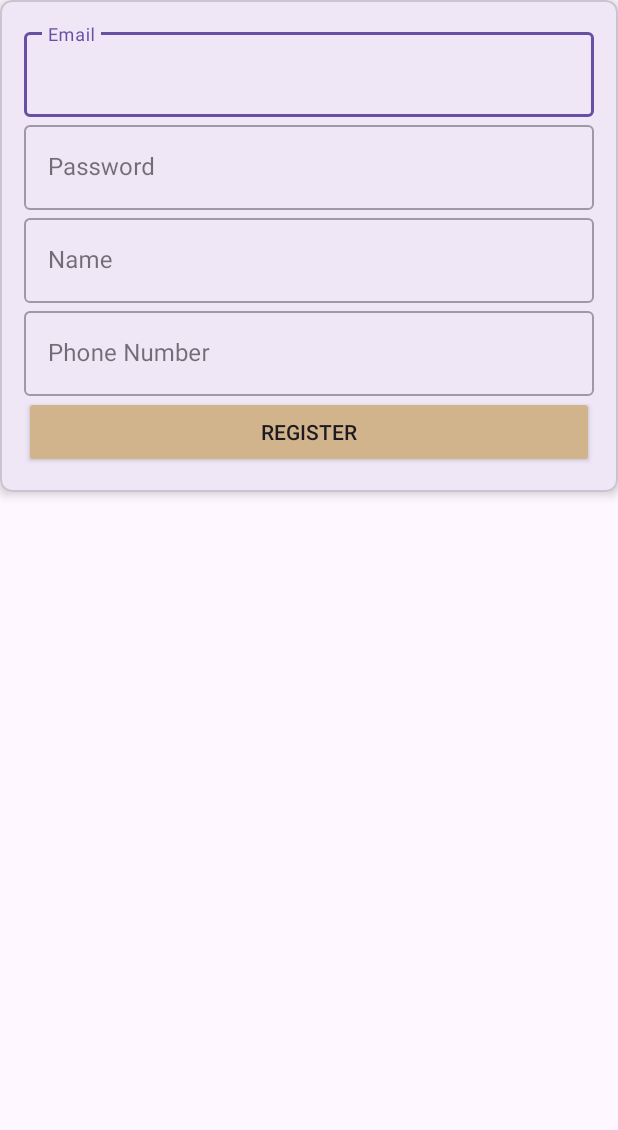
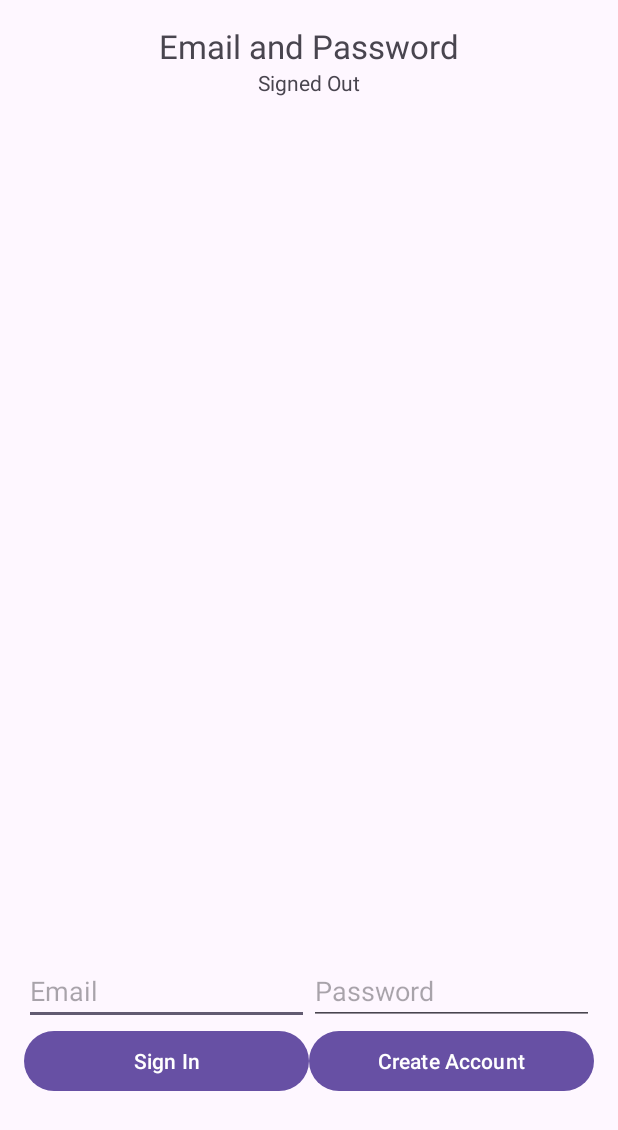
Before and after one commit to PosokhovTimofei/Cartoon_app, an Android app: the screen it shows after launch (MainActivity), on a phone screen of 412 x 824 dp. Shown: the top 1130 px of the screen. Run offline under Robolectric (Android 15) with nearby library versions, the phone set to English and light mode, and no system bars; our stand-ins replace Firebase (no records; nobody signed in at launch, a user with empty details on screens opened directly).

Commit message:
Добвылние регистрации

```diff
--- a/app/src/main/java/com/example/cartoon/MainActivity.java
+++ b/app/src/main/java/com/example/cartoon/MainActivity.java
@@ -1,14 +1,17 @@
 package com.example.cartoon;
 
-import androidx.appcompat.app.AppCompatActivity;
 
 import android.os.Bundle;
+
+import androidx.appcompat.app.AppCompatActivity;
 
 public class MainActivity extends AppCompatActivity {
 
     @Override
     protected void onCreate(Bundle savedInstanceState) {
         super.onCreate(savedInstanceState);
-        setContentView(R.layout.register_window);
+        setContentView(R.layout.activity_main);
+
+
     }
 }
--- /dev/null
+++ b/app/src/main/res/layout/fragment_email_password.xml
@@ -0,0 +1,159 @@
+<LinearLayout xmlns:android="http://schemas.android.com/apk/res/android"
+    xmlns:tools="http://schemas.android.com/tools"
+    xmlns:app="http://schemas.android.com/apk/res-auto"
+    android:id="@+id/main_layout"
+    android:layout_width="match_parent"
+    android:layout_height="match_parent"
+    android:orientation="vertical"
+    android:weightSum="4">
+
+    <ProgressBar
+        android:id="@+id/progressBar"
+        android:indeterminate="true"
+        android:layout_width="match_parent"
+        android:layout_height="wrap_content"
+        android:visibility="invisible"
+        style="?android:attr/progressBarStyleHorizontal"/>
+
+    <LinearLayout
+        android:layout_width="match_parent"
+        android:layout_height="0dp"
+        android:layout_weight="3"
+        android:gravity="center_horizontal"
+        android:orientation="vertical">
+
+
+
+        <TextView
+            android:id="@+id/titleText"
+            android:textSize="22sp"
+            android:layout_width="wrap_content"
+            android:layout_height="wrap_content"
+            android:text="@string/emailpassword_title_text"
+            />
+
+        <TextView
+            android:id="@+id/status"
+            android:layout_width="wrap_content"
+            android:layout_height="wrap_content"
+            android:text="@string/signed_out" />
+
+        <TextView
+            android:id="@+id/detail"
+            android:layout_width="wrap_content"
+            android:layout_height="wrap_content"
+            tools:text="Firebase User ID: 123456789abc" />
+    </LinearLayout>
+
+    <androidx.constraintlayout.widget.ConstraintLayout
+        android:layout_width="match_parent"
+        android:layout_height="0dp"
+        android:layout_weight="1"
+        android:paddingTop="16dp"
+        android:gravity="center_vertical">
+
+        <androidx.constraintlayout.widget.Guideline
+            android:id="@+id/guideline"
+            android:layout_width="wrap_content"
+            android:layout_height="wrap_content"
+            android:orientation="vertical"
+            app:layout_constraintGuide_begin="206dp" />
+
+        <EditText
+            android:id="@+id/fieldEmail"
+            android:layout_width="0dp"
+            android:layout_height="wrap_content"
+            android:layout_marginStart="16dp"
+            android:layout_marginLeft="16dp"
+            android:hint="@string/hint_email"
+            android:inputType="textEmailAddress"
+            app:layout_constraintEnd_toStartOf="@+id/guideline"
+            app:layout_constraintStart_toStartOf="parent"
+            app:layout_constraintTop_toTopOf="parent" />
+
+        <EditText
+            android:id="@+id/fieldPassword"
+            android:layout_width="0dp"
+            android:layout_height="wrap_content"
+            android:layout_marginEnd="16dp"
+            android:layout_marginRight="16dp"
+            android:hint="@string/hint_password"
+            android:inputType="textPassword"
+            app:layout_constraintEnd_toEndOf="parent"
+            app:layout_constraintStart_toStartOf="@+id/guideline"
+            app:layout_constraintTop_toTopOf="parent" />
+
+        <androidx.constraintlayout.widget.Group
+            android:id="@+id/emailPasswordFields"
+            android:layout_width="wrap_content"
+            android:layout_height="wrap_content"
+            android:visibility="visible"
+            app:constraint_referenced_ids="fieldEmail, fieldPassword"/>
+
+        <Button
+            android:id="@+id/emailSignInButton"
+            android:layout_width="0dp"
+            android:layout_height="wrap_content"
+            android:layout_marginStart="16dp"
+            android:layout_marginLeft="16dp"
+            android:text="@string/sign_in"
+            app:layout_constraintEnd_toStartOf="@+id/guideline"
+            app:layout_constraintStart_toStartOf="parent"
+            app:layout_constraintTop_toBottomOf="@+id/fieldEmail" />
+
+        <Button
+            android:id="@+id/emailCreateAccountButton"
+            android:layout_width="0dp"
+            android:layout_height="wrap_content"
+            android:layout_marginEnd="16dp"
+            android:layout_marginRight="16dp"
+            android:text="@string/create_account"
+            app:layout_constraintEnd_toEndOf="parent"
+            app:layout_constraintStart_toStartOf="@+id/guideline"
+            app:layout_constraintTop_toBottomOf="@+id/fieldPassword" />
+
+        <androidx.constraintlayout.widget.Group
+            android:id="@+id/emailPasswordButtons"
+            android:layout_width="wrap_content"
+            android:layout_height="wrap_content"
+            android:visibility="visible"
+            app:constraint_referenced_ids="emailCreateAccountButton, emailSignInButton" />
+
+        <Button
+            android:id="@+id/signOutButton"
+            android:layout_width="wrap_content"
+            android:layout_height="wrap_content"
+            android:text="@string/sign_out"
+            app:layout_constraintBottom_toBottomOf="@+id/verifyEmailButton"
+            app:layout_constraintEnd_toStartOf="@+id/verifyEmailButton"
+            app:layout_constraintStart_toStartOf="parent"
+            app:layout_constraintTop_toTopOf="@+id/verifyEmailButton" />
+
+        <Button
+            android:id="@+id/verifyEmailButton"
+            android:layout_width="wrap_content"
+            android:layout_height="wrap_content"
+            android:text="@string/verify_email"
+            app:layout_constraintEnd_toStartOf="@+id/guideline"
+            app:layout_constraintStart_toStartOf="@+id/guideline"
+            app:layout_constraintTop_toBottomOf="@+id/emailSignInButton" />
+
+        <Button
+            android:id="@+id/reloadButton"
+            style="@style/Widget.AppCompat.Button.Colored"
+            android:layout_width="wrap_content"
+            android:layout_height="wrap_content"
+            android:text="@string/reload"
+            app:layout_constraintBottom_toBottomOf="@+id/verifyEmailButton"
+            app:layout_constraintEnd_toEndOf="parent"
+            app:layout_constraintStart_toEndOf="@+id/verifyEmailButton"
+            app:layout_constraintTop_toTopOf="@+id/verifyEmailButton" />
+
+        <androidx.constraintlayout.widget.Group
+            android:id="@+id/signedInButtons"
+            android:layout_width="wrap_content"
+            android:layout_height="wrap_content"
+            android:visibility="gone"
+            app:constraint_referenced_ids="signOutButton, verifyEmailButton, reloadButton" />
+    </androidx.constraintlayout.widget.ConstraintLayout>
+</LinearLayout>
--- /dev/null
+++ b/app/src/main/res/navigation/navigation.xml
@@ -0,0 +1,21 @@
+<?xml version="1.0" encoding="utf-8"?>
+<navigation xmlns:android="http://schemas.android.com/apk/res/android"
+    xmlns:app="http://schemas.android.com/apk/res-auto"
+    xmlns:tools="http://schemas.android.com/tools"
+    android:id="@+id/navigation"
+    app:startDestination="@id/emailPasswordFragment">
+
+    <fragment
+        android:id="@+id/emailPasswordFragment"
+        android:name="com.example.cartoon.EmailPasswordFragment"
+        android:label="EmailPasswordFragment" >
+        <action
+            android:id="@+id/action_emailPasswordFragment_to_listFragment"
+            app:destination="@id/listFragment" />
+    </fragment>
+    <fragment
+        android:id="@+id/listFragment"
+        android:name="com.example.cartoon.ListFragment"
+        android:label="fragment_list"
+        tools:layout="@layout/fragment_list" />
+</navigation>
--- a/app/src/main/res/values/strings.xml
+++ b/app/src/main/res/values/strings.xml
@@ -8,4 +8,46 @@
     <string name="name">Name</string>
     <string name="password">Password</string>
     <string name="email">Email</string>
+    <!-- TODO: Remove or change this placeholder text -->
+    <string name="hello_blank_fragment">Hello blank fragment</string>
+    <string name="desc_google_sign_in">Use a Google Sign In credential</string>
+
+    <string name="desc_emailpassword">Use an email and password</string>
+
+    <string name="desc_phone_auth">Use a phone number</string>
+
+    <string name="label_account_linking">Account Linking</string>
+    <string name="btn_link_account">Link Account</string>
+
+    <string name="hint_user_id">User ID</string>
+    <string name="get_custom_token">Get Token</string>
+    <string name="sign_in">Sign In</string>
+    <string name="create_account">Create Account</string>
+    <string name="send_link">Send Link</string>
+    <string name="sign_out">Sign Out</string>
+    <string name="verify_email">Verify</string>
+    <string name="disconnect">Disconnect</string>
+    <string name="loading">Loading…</string>
+    <string name="custom_token">Custom Token</string>
+    <string name="signed_in">Signed In</string>
+    <string name="signed_out">Signed Out</string>
+    <string name="token_null">Token: null</string>
+    <string name="hint_email">Email</string>
+    <string name="hint_password">Password</string>
+    <string name="desc_firebase_lockup">Firebase logo and name</string>
+    <string name="auth_failed">Authentication failed</string>
+    <string name="start_phone_auth">Start</string>
+    <string name="verify_phone_auth">Verify</string>
+    <string name="resend_phone_auth">Resend</string>
+    <string name="hint_phone_number">Phone Number</string>
+    <string name="hint_verification_code">Verification Code</string>
+    <string name="status_code_sent">Code Sent</string>
+    <string name="status_verification_failed">Verification failed</string>
+    <string name="status_verification_succeeded">Verification succeeded</string>
+    <string name="status_sign_in_failed">Sign-in failed</string>
+    <string name="instant_validation">(instant validation)</string>
+    <string name="emailpassword_status_fmt">Email User: %1$s (verified: %2$b)</string>
+    <string name="emailpassword_title_text">Email and Password</string>
+    <string name="reload">Reload</string>
+    <string name="firebase_status_fmt">Firebase UID: %s</string>
 </resources>
```
Also changed, not shown: app/build.gradle.kts (+14 -7 lines), app/src/main/java/com/example/cartoon/EmailPasswordFragment.java (added, +212 -0 lines), app/src/main/java/com/example/cartoon/ListFragment.java (added, +63 -0 lines), app/src/main/res/layout/activity_main.xml (+9 -47 lines), app/src/main/res/layout/fragment_list.xml (added, +14 -0 lines), app/src/main/assets/database/cartoon.db (added).
